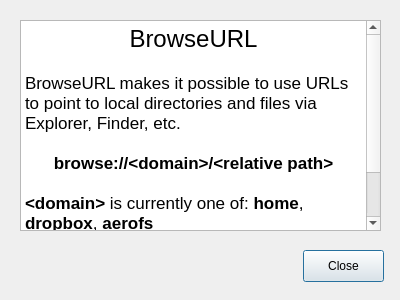
Qt form AboutDialog.ui (jingoro/browseurl) before a commit.
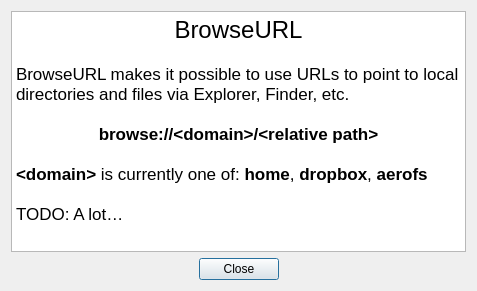
The same form after that commit.

What changed in the file:
```diff
--- a/AboutDialog.ui
+++ b/AboutDialog.ui
@@ -6,8 +6,8 @@
    <rect>
     <x>0</x>
     <y>0</y>
-    <width>400</width>
-    <height>300</height>
+    <width>477</width>
+    <height>291</height>
    </rect>
   </property>
   <property name="sizePolicy">
@@ -22,15 +22,9 @@
   <property name="modal">
    <bool>false</bool>
   </property>
-  <widget class="QTextBrowser" name="textBrowser">
-   <property name="geometry">
-    <rect>
-     <x>20</x>
-     <y>20</y>
-     <width>361</width>
-     <height>211</height>
-    </rect>
-   </property>
+  <layout class="QVBoxLayout" name="verticalLayout_2">
+   <item>
+    <widget class="QTextBrowser" name="aboutTextBrowser">
    <property name="html">
     <string>&lt;!DOCTYPE HTML PUBLIC &quot;-//W3C//DTD HTML 4.0//EN&quot; &quot;http://www.w3.org/TR/REC-html40/strict.dtd&quot;&gt;
 &lt;html&gt;&lt;head&gt;&lt;meta name=&quot;qrichtext&quot; content=&quot;1&quot; /&gt;&lt;style type=&quot;text/css&quot;&gt;
@@ -48,19 +42,18 @@
 &lt;p style=&quot;-qt-paragraph-type:empty; margin-top:0px; margin-bottom:0px; margin-left:0px; margin-right:0px; -qt-block-indent:0; text-indent:0px;&quot;&gt;&lt;/p&gt;&lt;/body&gt;&lt;/html&gt;</string>
    </property>
   </widget>
-  <widget class="QPushButton" name="pushButton">
-   <property name="geometry">
-    <rect>
-     <x>303</x>
-     <y>250</y>
-     <width>81</width>
-     <height>32</height>
-    </rect>
-   </property>
-   <property name="text">
-    <string>Close</string>
-   </property>
-  </widget>
+   </item>
+   <item>
+    <widget class="QDialogButtonBox" name="buttonBox">
+     <property name="standardButtons">
+      <set>QDialogButtonBox::Close</set>
+     </property>
+     <property name="centerButtons">
+      <bool>true</bool>
+     </property>
+    </widget>
+   </item>
+  </layout>
  </widget>
  <resources/>
  <connections>
```
Left out of the diff: 12 changed lines with no effect on the pictures. Lines whose indentation alone changed are shown as unchanged.
